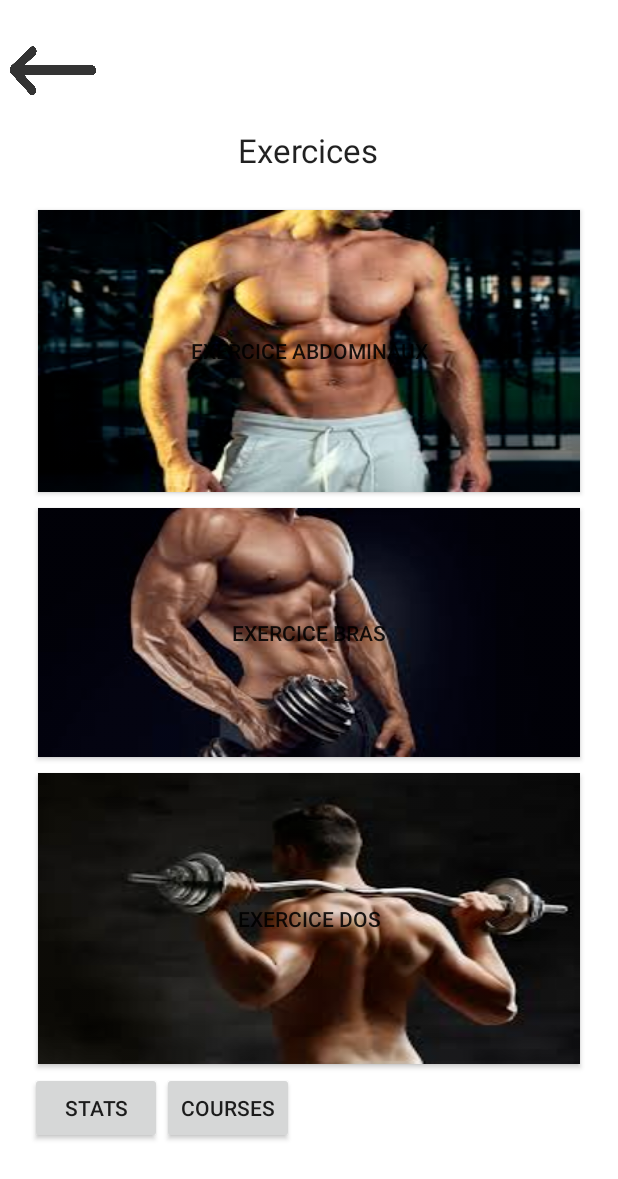
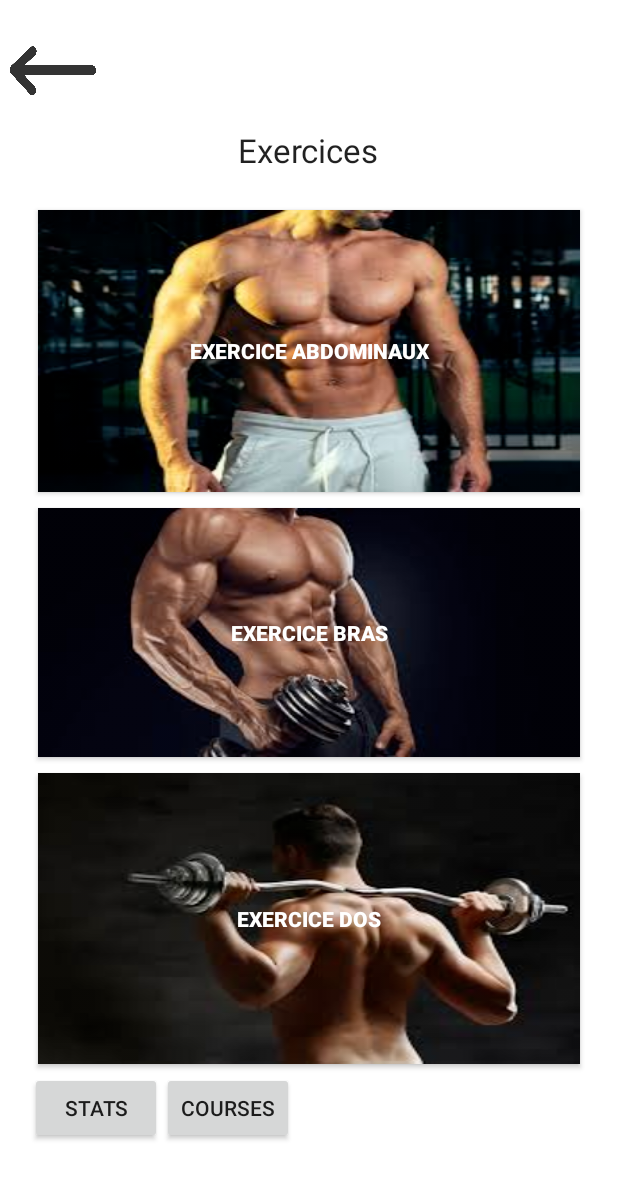
Before and after one commit to Stevehunn/OuiFit, an Android app: the MenuExercicesActivity screen opened directly, with no data from a screen before it, on a phone screen of 412 x 824 dp. Shown: the top 1179 px of the screen. Run offline under Robolectric (Android 15) with nearby library versions, the phone set to English and light mode, and no system bars.

Commit message:
Ajout style bouton exercice

```diff
--- a/app/src/main/res/layout/menu_exercices.xml
+++ b/app/src/main/res/layout/menu_exercices.xml
@@ -37,25 +37,19 @@
 
                 <Button
                     android:id="@+id/btexo1"
-                    android:layout_width="match_parent"
-                    android:layout_height="wrap_content"
-                    android:layout_margin="5dp"
+                    style="@style/btExercice"
                     android:background="@drawable/image_abdos"
                     android:text="@string/exo1" />
 
                 <Button
                     android:id="@+id/btexo2"
-                    android:layout_width="match_parent"
-                    android:layout_height="wrap_content"
-                    android:layout_margin="5dp"
+                    style="@style/btExercice"
                     android:background="@drawable/image_bras"
                     android:text="@string/exo2" />
 
                 <Button
                     android:id="@+id/btexo3"
-                    android:layout_width="match_parent"
-                    android:layout_height="wrap_content"
-                    android:layout_margin="5dp"
+                    style="@style/btExercice"
                     android:background="@drawable/image_dos"
                     android:text="@string/exo3" />
 
--- a/app/src/main/res/values/style.xml
+++ b/app/src/main/res/values/style.xml
@@ -6,6 +6,14 @@
         <item name="android:layout_marginTop">5dp</item>
         <item name="android:layout_width">90px</item>
         <item name="android:layout_height">120px</item>
+    </style>
+
+    <style name="btExercice">
+        <item name="android:textStyle">bold</item>
+        <item name="android:textColor">#FFFFFF</item>
+        <item name="android:layout_margin">5dp</item>
+        <item name="android:layout_width">match_parent</item>
+        <item name="android:layout_height">wrap_content</item>
     </style>
 
 
```
